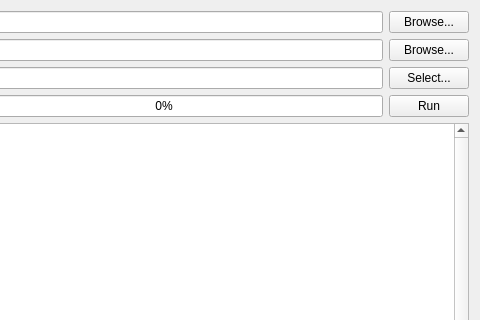
torrentg/ccruncher, file src/gui/MainWindow.ui: the form before one commit; both pictures show x 161 to 641 and y 0 to 320 of the 641 by 424 pixel window.
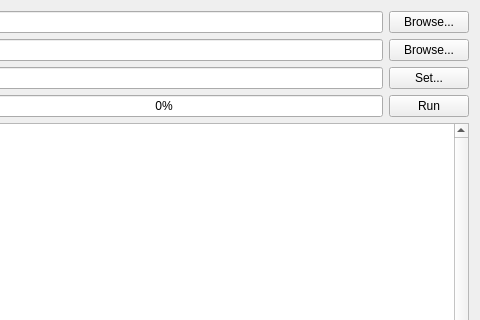
The form after the commit.

Patch:
```diff
--- a/src/gui/MainWindow.ui
+++ b/src/gui/MainWindow.ui
@@ -61,7 +61,7 @@
       <item row="2" column="2">
        <widget class="QPushButton" name="definesButton">
         <property name="text">
-         <string>Select...</string>
+         <string>Set...</string>
         </property>
        </widget>
       </item>
```
Left out of the diff: 23 changed lines with no effect on the pictures.
